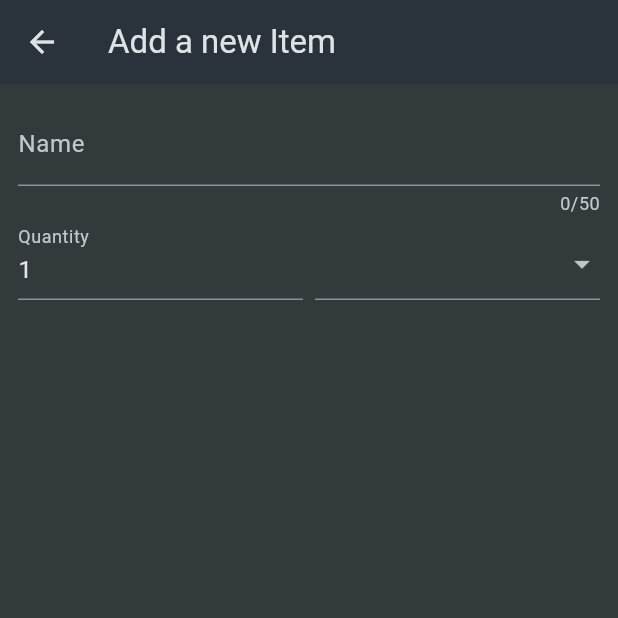
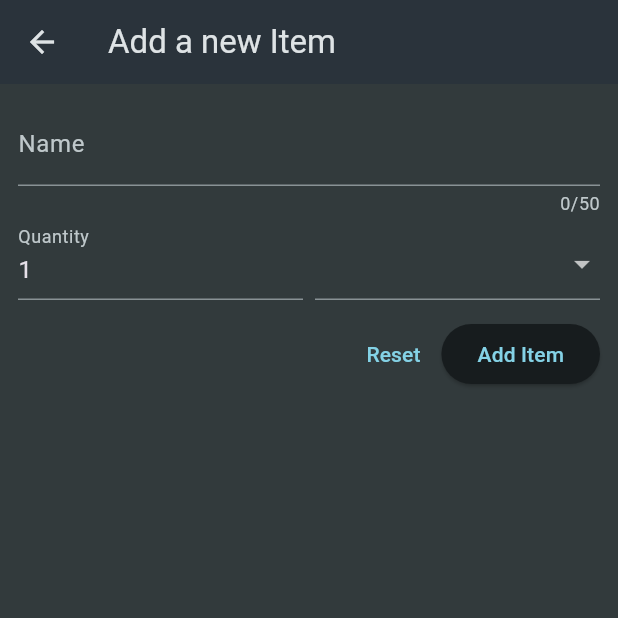
Before and after one commit to rizky201008/shopping_list, a Flutter app: the NewItem screen opened directly, on a phone screen of 412 x 824 dp, the top half of it. Run offline on Flutter 3.47's test engine with Material 3 defaults, Android fonts, the phone set to English and light mode, and no system bars.

Commit message:
Adding Buttons to a Form

```diff
--- a/lib/widgets/new_item.dart
+++ b/lib/widgets/new_item.dart
@@ -69,6 +69,22 @@ class _NewItemState extends State<NewItem> {
                   ),
                 ],
               ),
+              const SizedBox(
+                height: 12,
+              ),
+              Row(
+                mainAxisAlignment: MainAxisAlignment.end,
+                children: [
+                  TextButton(
+                    onPressed: () {},
+                    child: const Text("Reset"),
+                  ),
+                  ElevatedButton(
+                    onPressed: () {},
+                    child: const Text("Add Item"),
+                  )
+                ],
+              )
             ],
           ),
         ),
```
